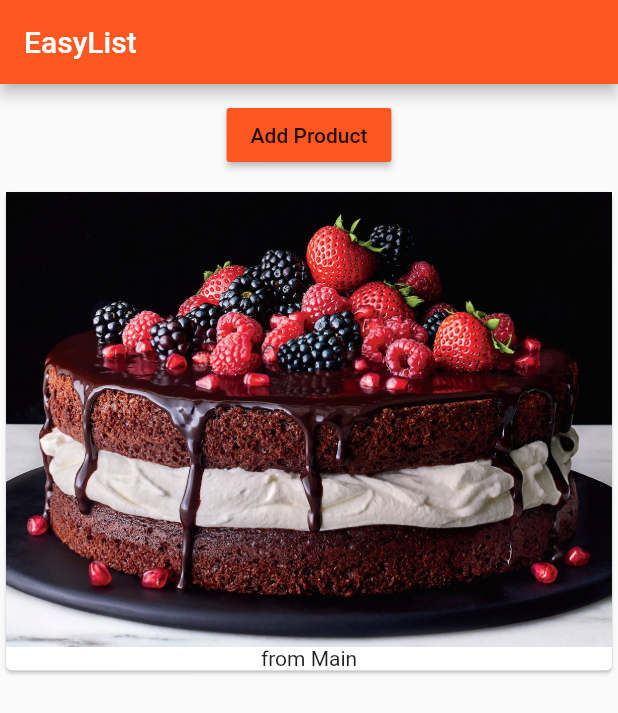
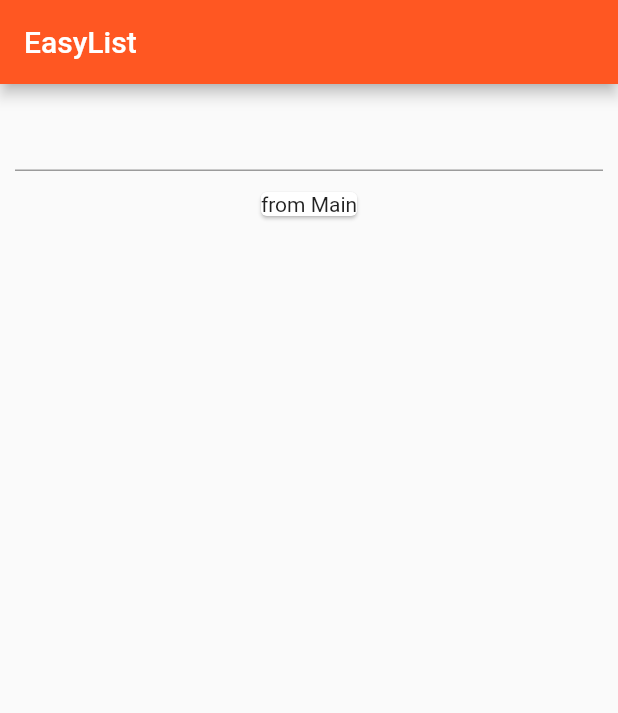
Before and after one commit to Dimitri3502/FlutterTuto, a Flutter app: the screen it shows after launch, on a phone screen of 412 x 824 dp. Shown: the top 713 px of the screen. Run offline on Flutter 3.47's test engine with Material 2 defaults, Android fonts, the phone set to English and light mode, and no system bars.

Commit message:
text input

```diff
--- a/lib/product_manager.dart
+++ b/lib/product_manager.dart
@@ -42,14 +42,12 @@ void didUpdateWidget(ProductManager oldWidget){
       children: [
         Container(
           margin: EdgeInsets.all(10.0),
-          child: RaisedButton(
-            color: Theme.of(context).primaryColor,
-            onPressed: () {
+          child: TextField(
+            onSubmitted: (String toAdd) {
               setState(() {
-                _products.add('Advanced Food');
+                _products.add(toAdd);
               });
             },
-            child: Text('Add Product'),
           ),
         ),
         Products(_products)
--- a/lib/products.dart
+++ b/lib/products.dart
@@ -16,7 +16,7 @@ class Products extends StatelessWidget {
             (element) => Card(
               child: Column(
                 children: <Widget>[
-                  Image.asset('assets/chocolate.jpg'),
+                  // Image.asset('assets/chocolate.jpg'),
                   Text(element)
                 ],
               ),
```
